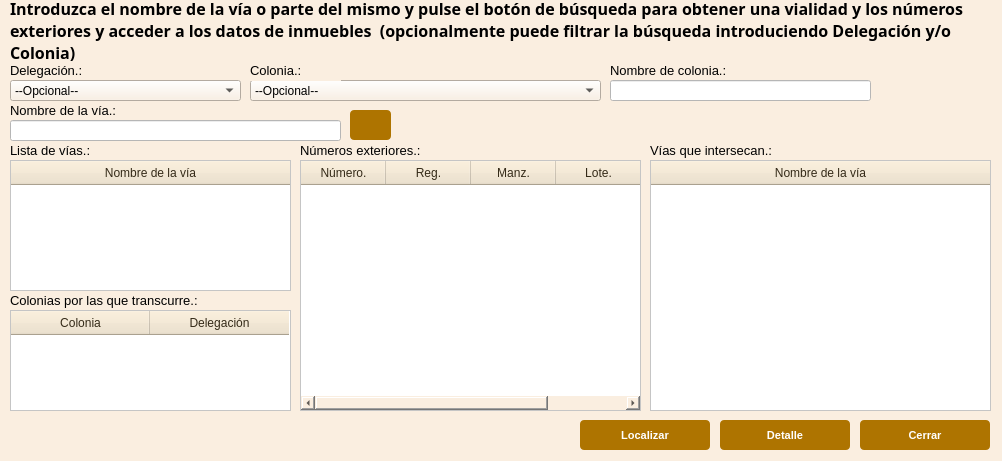
Above: funciones/busquedas/busqueda_direccion/busqueda_direccion_dialog_base.ui from gerardoros/CartograficoQgisPlugin before the change. Below: the same form after it.
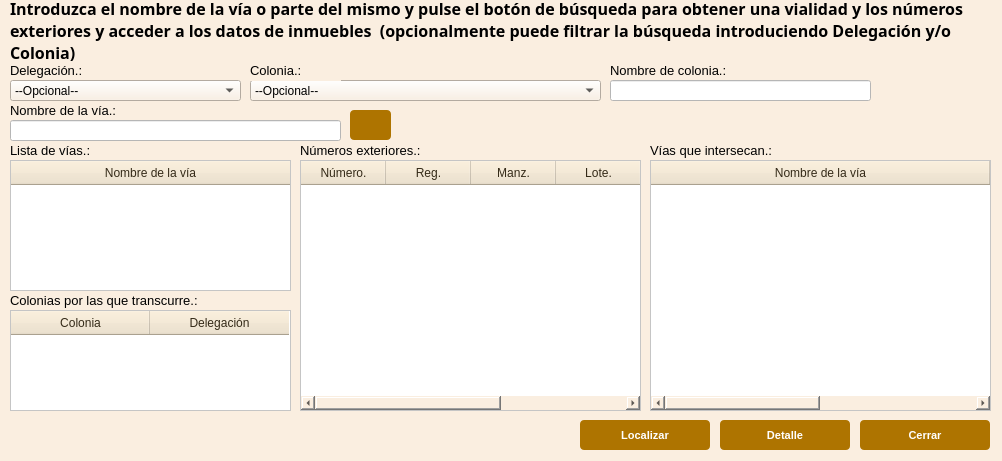
That is the form after the change. Icons and pictures are not drawn.

Commit message: Modulo busqueda predio por direccion

```diff
--- a/funciones/busquedas/busqueda_direccion/busqueda_direccion_dialog_base.ui
+++ b/funciones/busquedas/busqueda_direccion/busqueda_direccion_dialog_base.ui
@@ -173,6 +173,11 @@
      </font>
     </property>
    </column>
+   <column>
+    <property name="text">
+     <string>id_OCULTA</string>
+    </property>
+   </column>
   </widget>
   <widget class="QTableWidget" name="twNumerosExteriores">
    <property name="geometry">
@@ -234,6 +239,11 @@
      <string>Lote.</string>
     </property>
    </column>
+   <column>
+    <property name="text">
+     <string>id_OCULTA</string>
+    </property>
+   </column>
   </widget>
   <widget class="QTableWidget" name="twColonias">
    <property name="geometry">
```
The commit also changes 5 other files.
